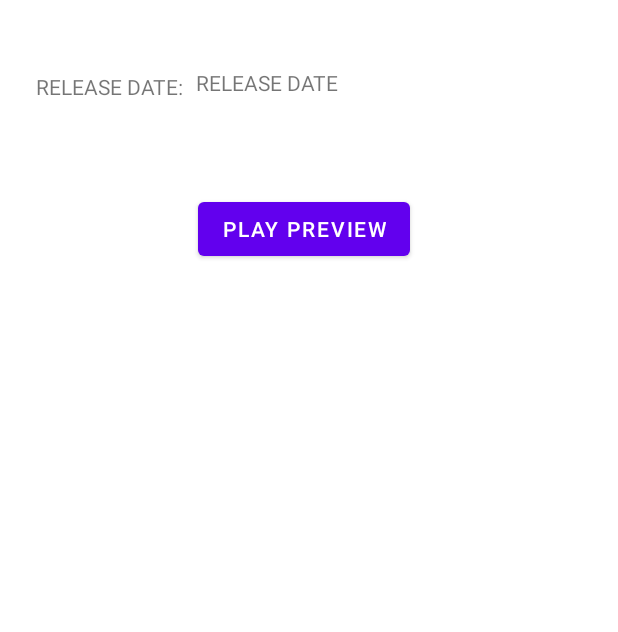
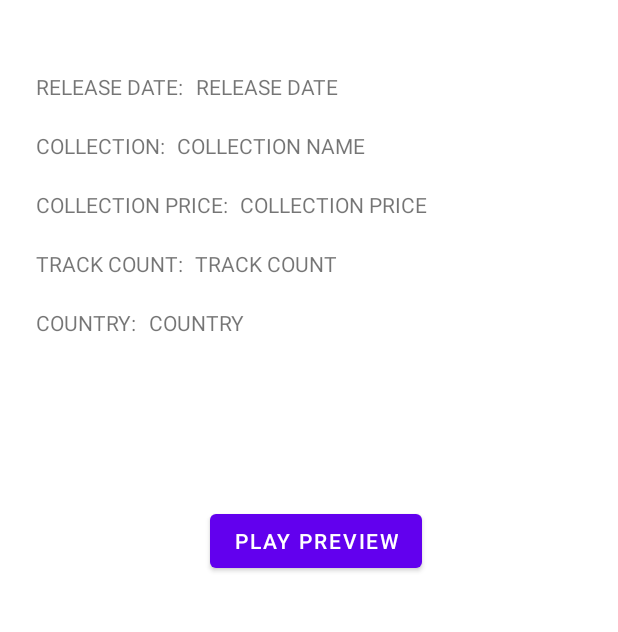
Before and after one commit to BrayanCordero/MusicApiApp, an Android app: the layout fragment_details.xml on its own in the app's theme, with its tools: preview values and no code run, on a phone screen of 412 x 824 dp, the part 211-843 px from its top. Run offline under Robolectric (Android 15) with nearby library versions, the light colour scheme and no system bars; network calls fail.

Commit message:
diplays more details in the details fragment

```diff
--- a/app/build.gradle
+++ b/app/build.gradle
@@ -84,6 +84,10 @@ dependencies {
     implementation 'com.squareup.retrofit2:retrofit:2.9.0'
     implementation 'com.squareup.retrofit2:converter-gson:2.9.0'
 
+    //swipe refresh
+    implementation("androidx.swiperefreshlayout:swiperefreshlayout:1.1.0")
+
+
 
     testImplementation 'junit:junit:4.13.2'
     androidTestImplementation 'androidx.test.ext:junit:1.1.3'
--- a/app/src/main/java/com/example/musicapiapp/adapter/MusicAdapter.kt
+++ b/app/src/main/java/com/example/musicapiapp/adapter/MusicAdapter.kt
@@ -46,6 +46,7 @@ class MusicViewHolder(
         binding.artisName.text = music.artistName
         binding.trackName.text = music.trackName
 
+
         if(music!!.trackPrice<0.00){
             binding.trackPrice.text ="FREE"
         }
--- a/app/src/main/java/com/example/musicapiapp/database/MusicDAO.kt
+++ b/app/src/main/java/com/example/musicapiapp/database/MusicDAO.kt
@@ -23,7 +23,7 @@ interface MusicDAO {
     @Query("SELECT*FROM music_table WHERE genre IN('Rock','Alternative','Pop/Rock')")
     fun getAllRockMusic(): Single<List<DomainMusic>>
 
-    @Query("SELECT*FROM music_table WHERE genre IN('Classical')")
+    @Query("SELECT*FROM music_table WHERE genre IN('Classical','Classical Crossover','Holiday')")
     fun getAllClassicalMusic(): Single<List<DomainMusic>>
 
     @Query("SELECT*FROM music_table WHERE genre IN('Pop')")
--- a/app/src/main/java/com/example/musicapiapp/ui/ClassicalFragment.kt
+++ b/app/src/main/java/com/example/musicapiapp/ui/ClassicalFragment.kt
@@ -45,7 +45,7 @@ class ClassicalFragment : Fragment(), ClassicalMusicViewContract{
         MusicAdapter(object : MusicItemClick{
             override fun onMusicClicked(music: DomainMusic) {
                 val musicInfo = MusicInfo(music.artistName,music.trackName,music.albumCover,music.releaseDate,music.preview,music.trackPrice,
-                music.trackPrice,music.collectionName,music.country,music.trackNumber,music.trackCount)
+                music.collectionPrice,music.collectionName,music.country,music.trackNumber,music.trackCount,)
                 findNavController().navigate(R.id.action_navigation_Classical_Fragment_to_navigation_Details_Fragment, bundleOf(
                     Pair(DetailsFragment.MUSIC_DATA, musicInfo)
                 )
--- a/app/src/main/java/com/example/musicapiapp/ui/DetailsFragment.kt
+++ b/app/src/main/java/com/example/musicapiapp/ui/DetailsFragment.kt
@@ -16,6 +16,7 @@ import com.example.musicapiapp.databinding.FragmentClassicalBinding
 import com.example.musicapiapp.databinding.FragmentDetailsBinding
 import com.example.musicapiapp.model.MusicInfo
 import java.io.IOException
+import java.text.SimpleDateFormat
 
 
 class DetailsFragment : Fragment() {
@@ -40,6 +41,7 @@ class DetailsFragment : Fragment() {
     ): View? {
         // Inflate the layout for this fragment
 
+
         binding.artisName.text = musicInfo?.artistName
         binding.trackName.text = musicInfo?.trackName
         if(musicInfo!!.trackPrice<0.00){
@@ -50,6 +52,10 @@ class DetailsFragment : Fragment() {
         }
 
         binding.releaseDate.text = musicInfo?.releaseDate
+        binding.collectionName.text = musicInfo?.collectionName
+        binding.collectionPrice.text = musicInfo?.collectionPrice.toString()
+        binding.trackCount.text=musicInfo?.trackCount.toString()
+        binding.countryName.text=musicInfo?.country
 
 
         Glide.with(binding.root)
@@ -77,6 +83,7 @@ class DetailsFragment : Fragment() {
         mediaPlayer = null
 
     }
+
 
     private fun playSong(url:String?){
        if(url!=null){
--- a/app/src/main/res/layout/fragment_classical.xml
+++ b/app/src/main/res/layout/fragment_classical.xml
@@ -5,6 +5,8 @@
     android:layout_width="match_parent"
     android:layout_height="match_parent"
     tools:context=".ui.ClassicalFragment">
+
+
 
     <androidx.recyclerview.widget.RecyclerView
         android:id="@+id/music_recycler_view"
--- a/app/src/main/res/layout/fragment_details.xml
+++ b/app/src/main/res/layout/fragment_details.xml
@@ -70,10 +70,10 @@
         android:layout_width="wrap_content"
         android:layout_height="wrap_content"
         android:layout_marginStart="8dp"
-        android:layout_marginTop="76dp"
+        android:layout_marginTop="48dp"
         android:text="RELEASE DATE"
         app:layout_constraintStart_toEndOf="@+id/release_date_text"
-        app:layout_constraintTop_toBottomOf="@+id/price_text" />
+        app:layout_constraintTop_toBottomOf="@+id/album_cover" />
 
     <TextView
         android:id="@+id/release_date_text"
@@ -89,13 +89,93 @@
         android:id="@+id/play_btn"
         android:layout_width="wrap_content"
         android:layout_height="wrap_content"
-        android:layout_marginStart="132dp"
-        android:layout_marginTop="64dp"
+        android:layout_marginStart="140dp"
+        android:layout_marginTop="112dp"
         android:text="PLAY PREVIEW"
         app:layout_constraintStart_toStartOf="parent"
+        app:layout_constraintTop_toBottomOf="@+id/country_name" />
+
+    <TextView
+        android:id="@+id/collection_text"
+        android:layout_width="wrap_content"
+        android:layout_height="wrap_content"
+        android:layout_marginStart="24dp"
+        android:layout_marginTop="20dp"
+        android:text="COLLECTION:"
+        app:layout_constraintStart_toStartOf="parent"
+        app:layout_constraintTop_toBottomOf="@+id/release_date_text" />
+
+    <TextView
+        android:id="@+id/collection_name"
+        android:layout_width="wrap_content"
+        android:layout_height="wrap_content"
+        android:layout_marginStart="8dp"
+        android:layout_marginTop="20dp"
+        android:text="COLLECTION NAME"
+        app:layout_constraintStart_toEndOf="@+id/collection_text"
         app:layout_constraintTop_toBottomOf="@+id/release_date" />
 
-<!--    <Button-->
+    <TextView
+        android:id="@+id/collection_price_text"
+        android:layout_width="wrap_content"
+        android:layout_height="wrap_content"
+        android:layout_marginStart="24dp"
+        android:layout_marginTop="20dp"
+        android:text="COLLECTION PRICE:"
+        app:layout_constraintStart_toStartOf="parent"
+        app:layout_constraintTop_toBottomOf="@+id/collection_text" />
+
+    <TextView
+        android:id="@+id/collection_price"
+        android:layout_width="wrap_content"
+        android:layout_height="wrap_content"
+        android:layout_marginStart="8dp"
+        android:layout_marginTop="20dp"
+        android:text="COLLECTION PRICE"
+        app:layout_constraintStart_toEndOf="@+id/collection_price_text"
+        app:layout_constraintTop_toBottomOf="@+id/collection_name" />
+
+    <TextView
+        android:id="@+id/track_count_text"
+        android:layout_width="wrap_content"
+        android:layout_height="wrap_content"
+        android:layout_marginStart="24dp"
+        android:layout_marginTop="20dp"
+        android:text="TRACK COUNT:"
+        app:layout_constraintStart_toStartOf="parent"
+        app:layout_constraintTop_toBottomOf="@+id/collection_price_text" />
+
+    <TextView
+        android:id="@+id/track_count"
+        android:layout_width="wrap_content"
+        android:layout_height="wrap_content"
+        android:layout_marginStart="8dp"
+        android:layout_marginTop="20dp"
+        android:text="TRACK COUNT"
+        app:layout_constraintStart_toEndOf="@+id/track_count_text"
+        app:layout_constraintTop_toBottomOf="@+id/collection_price_text" />
+
+    <TextView
+        android:id="@+id/country_text"
+        android:layout_width="wrap_content"
+        android:layout_height="wrap_content"
+        android:layout_marginStart="24dp"
+        android:layout_marginTop="20dp"
+        android:text="COUNTRY:"
+        app:layout_constraintStart_toStartOf="parent"
+        app:layout_constraintTop_toBottomOf="@+id/track_count_text" />
+
+    <TextView
+        android:id="@+id/country_name"
+        android:layout_width="wrap_content"
+        android:layout_height="wrap_content"
+        android:layout_marginStart="8dp"
+        android:layout_marginTop="20dp"
+        android:text="COUNTRY"
+        app:layout_constraintStart_toEndOf="@+id/country_text"
+        app:layout_constraintTop_toBottomOf="@+id/track_count" />
+
+    <!--    <Button-->
 <!--        android:id="@+id/pause_btn"-->
 <!--        android:layout_width="wrap_content"-->
 <!--        android:layout_height="wrap_content"-->
```
